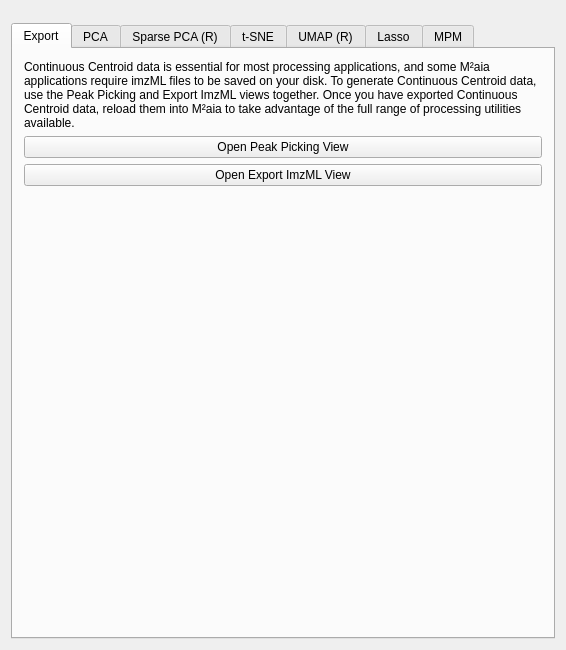
This is Plugins/org.mitk.gui.qt.m2.docker.datacompression/src/internal/DataCompressionViewControls.ui in m2aia/m2aia as Qt 5 draws it before an edit. The edited form follows.
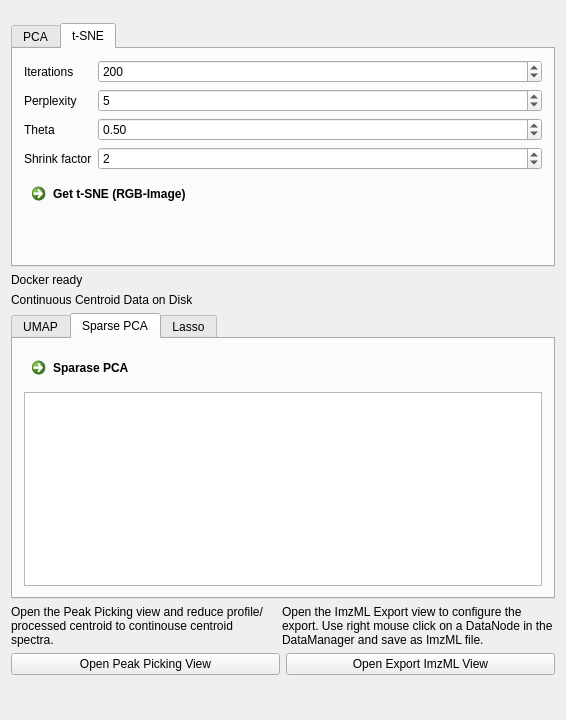
This is the edited form. The open tabs and pages were chosen to show the change. Custom widgets are drawn as their Qt base class.

```diff
--- a/Plugins/org.mitk.gui.qt.m2.docker.datacompression/src/internal/DataCompressionViewControls.ui
+++ b/Plugins/org.mitk.gui.qt.m2.docker.datacompression/src/internal/DataCompressionViewControls.ui
@@ -7,7 +7,7 @@
     <x>0</x>
     <y>0</y>
     <width>566</width>
-    <height>650</height>
+    <height>720</height>
    </rect>
   </property>
   <property name="windowTitle">
@@ -26,52 +26,8 @@
       <bool>true</bool>
      </property>
      <property name="currentIndex">
-      <number>0</number>
+      <number>1</number>
      </property>
-     <widget class="QWidget" name="tabExport">
-      <attribute name="title">
-       <string>Export</string>
-      </attribute>
-      <layout class="QVBoxLayout" name="verticalLayout_4">
-       <item>
-        <widget class="QLabel" name="label">
-         <property name="text">
-          <string>Continuous Centroid data is essential for most processing applications, and some M²aia applications require imzML files to be saved on your disk. To generate Continuous Centroid data, use the Peak Picking and Export ImzML views together. Once you have exported Continuous Centroid data, reload them into M²aia to take advantage of the full range of processing utilities available.</string>
-         </property>
-         <property name="wordWrap">
-          <bool>true</bool>
-         </property>
-        </widget>
-       </item>
-       <item>
-        <widget class="QPushButton" name="btnPicking">
-         <property name="text">
-          <string>Open Peak Picking View</string>
-         </property>
-        </widget>
-       </item>
-       <item>
-        <widget class="QPushButton" name="btnExport">
-         <property name="text">
-          <string>Open Export ImzML View</string>
-         </property>
-        </widget>
-       </item>
-       <item>
-        <spacer name="verticalSpacer_6">
-         <property name="orientation">
-          <enum>Qt::Vertical</enum>
-         </property>
-         <property name="sizeHint" stdset="0">
-          <size>
-           <width>20</width>
-           <height>40</height>
-          </size>
-         </property>
-        </spacer>
-       </item>
-      </layout>
-     </widget>
      <widget class="QWidget" name="tabPCA">
       <attribute name="title">
        <string>PCA</string>
@@ -130,23 +86,6 @@
        </item>
       </layout>
      </widget>
-     <widget class="QWidget" name="tabSparsePCA">
-      <attribute name="title">
-       <string>Sparse PCA (R)</string>
-      </attribute>
-      <layout class="QVBoxLayout" name="verticalLayout_5">
-       <item>
-        <widget class="QCommandLinkButton" name="btnRunSparsePCA">
-         <property name="text">
-          <string>Sparase PCA</string>
-         </property>
-        </widget>
-       </item>
-       <item>
-        <widget class="QTableWidget" name="sparsePcaTable"/>
-       </item>
-      </layout>
-     </widget>
      <widget class="QWidget" name="tabTSNE">
       <attribute name="title">
        <string>t-SNE</string>
@@ -256,7 +195,7 @@
         </widget>
        </item>
        <item>
-        <spacer name="verticalSpacer_5">
+        <spacer name="verticalSpacer_6">
          <property name="orientation">
           <enum>Qt::Vertical</enum>
          </property>
@@ -270,9 +209,42 @@
        </item>
       </layout>
      </widget>
-     <widget class="QWidget" name="tabUmap">
+    </widget>
+   </item>
+   <item>
+    <widget class="QLabel" name="labelDocker">
+     <property name="text">
+      <string>Docker ready</string>
+     </property>
+     <property name="textFormat">
+      <enum>Qt::AutoText</enum>
+     </property>
+     <property name="wordWrap">
+      <bool>true</bool>
+     </property>
+    </widget>
+   </item>
+   <item>
+    <widget class="QLabel" name="labelData">
+     <property name="text">
+      <string>Continuous Centroid Data on Disk</string>
+     </property>
+     <property name="textFormat">
+      <enum>Qt::AutoText</enum>
+     </property>
+     <property name="wordWrap">
+      <bool>true</bool>
+     </property>
+    </widget>
+   </item>
+   <item>
+    <widget class="QTabWidget" name="tabWidget">
+     <property name="currentIndex">
+      <number>0</number>
+     </property>
+     <widget class="QWidget" name="tab">
       <attribute name="title">
-       <string>UMAP (R)</string>
+       <string>UMAP</string>
       </attribute>
       <layout class="QVBoxLayout" name="verticalLayout_6">
        <item>
@@ -423,7 +395,24 @@
        </item>
       </layout>
      </widget>
-     <widget class="QWidget" name="tabLasso">
+     <widget class="QWidget" name="tab_2">
+      <attribute name="title">
+       <string>Sparse PCA</string>
+      </attribute>
+      <layout class="QVBoxLayout" name="verticalLayout_9">
+       <item>
+        <widget class="QCommandLinkButton" name="btnRunSparsePCA">
+         <property name="text">
+          <string>Sparase PCA</string>
+         </property>
+        </widget>
+       </item>
+       <item>
+        <widget class="QTableWidget" name="sparsePcaTable"/>
+       </item>
+      </layout>
+     </widget>
+     <widget class="QWidget" name="tab_3">
       <attribute name="title">
        <string>Lasso</string>
       </attribute>
@@ -507,53 +496,52 @@
        </item>
       </layout>
      </widget>
-     <widget class="QWidget" name="tabMPM_2">
-      <attribute name="title">
-       <string>MPM</string>
-      </attribute>
-      <layout class="QVBoxLayout" name="verticalLayout_8">
+    </widget>
+   </item>
        <item>
-        <layout class="QHBoxLayout" name="horizontalLayout_14">
+    <layout class="QHBoxLayout" name="horizontalLayout_2">
          <item>
-          <widget class="QLabel" name="label_19">
-           <property name="toolTip">
-            <string>P-value for probability calculation</string>
-           </property>
+      <widget class="QLabel" name="label">
            <property name="text">
-            <string>p-Value</string>
-           </property>
+        <string>Open the Peak Picking view and reduce profile/processed centroid to continouse centroid spectra. </string>
+       </property>
+       <property name="wordWrap">
+        <bool>true</bool>
+       </property>
           </widget>
          </item>
          <item>
-          <widget class="QDoubleSpinBox" name="spnBxMPMPValue">
-           <property name="toolTip">
-            <string>Minimum distance of embeded points. Smaller values lead to more compact clusters.</string>
-           </property>
-           <property name="decimals">
-            <number>4</number>
-           </property>
-           <property name="maximum">
-            <double>1.000000000000000</double>
-           </property>
-           <property name="singleStep">
-            <double>0.001000000000000</double>
-           </property>
-           <property name="value">
-            <double>0.050000000000000</double>
-           </property>
+      <widget class="QLabel" name="label_3">
+       <property name="text">
+        <string>Open the ImzML Export view to configure the export. Use right mouse click on a DataNode in the DataManager and save as ImzML file.</string>
+       </property>
+       <property name="wordWrap">
+        <bool>true</bool>
+       </property>
           </widget>
          </item>
         </layout>
        </item>
        <item>
-        <widget class="QCommandLinkButton" name="btnRunMPM">
+    <layout class="QHBoxLayout" name="horizontalLayout">
+     <item>
+      <widget class="QPushButton" name="btnPicking">
          <property name="text">
-          <string>Run MPM</string>
+        <string>Open Peak Picking View</string>
          </property>
         </widget>
        </item>
        <item>
-        <spacer name="verticalSpacer_4">
+      <widget class="QPushButton" name="btnExport">
+       <property name="text">
+        <string>Open Export ImzML View</string>
+       </property>
+      </widget>
+     </item>
+    </layout>
+   </item>
+   <item>
+    <spacer name="verticalSpacer">
          <property name="orientation">
           <enum>Qt::Vertical</enum>
          </property>
@@ -564,10 +552,6 @@
           </size>
          </property>
         </spacer>
-       </item>
-      </layout>
-     </widget>
-    </widget>
    </item>
   </layout>
  </widget>
```
Left out of the diff: 16 changed lines with no effect on the pictures. Lines whose indentation alone changed are shown as unchanged.
